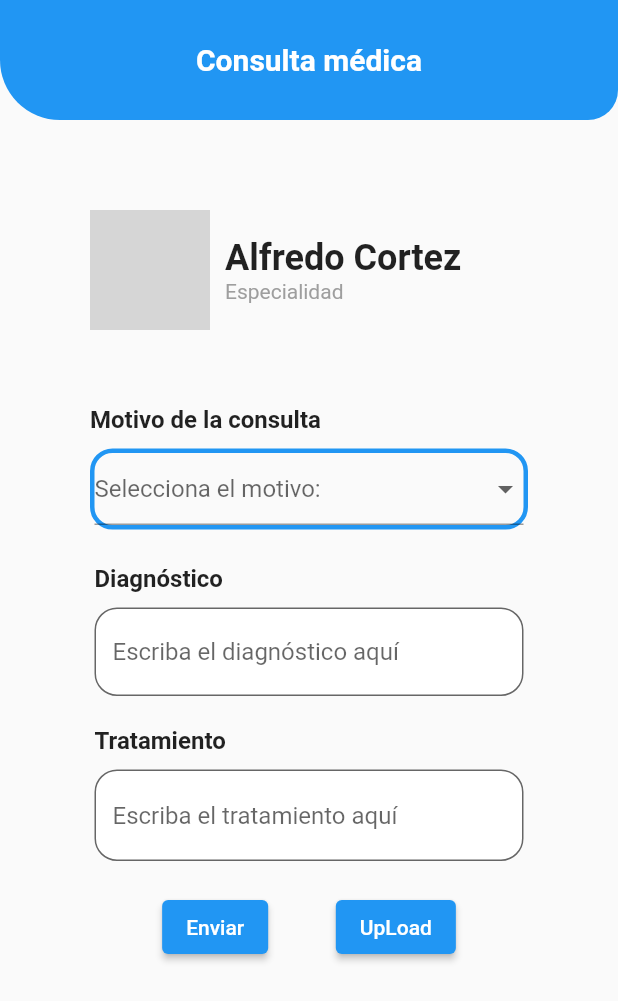
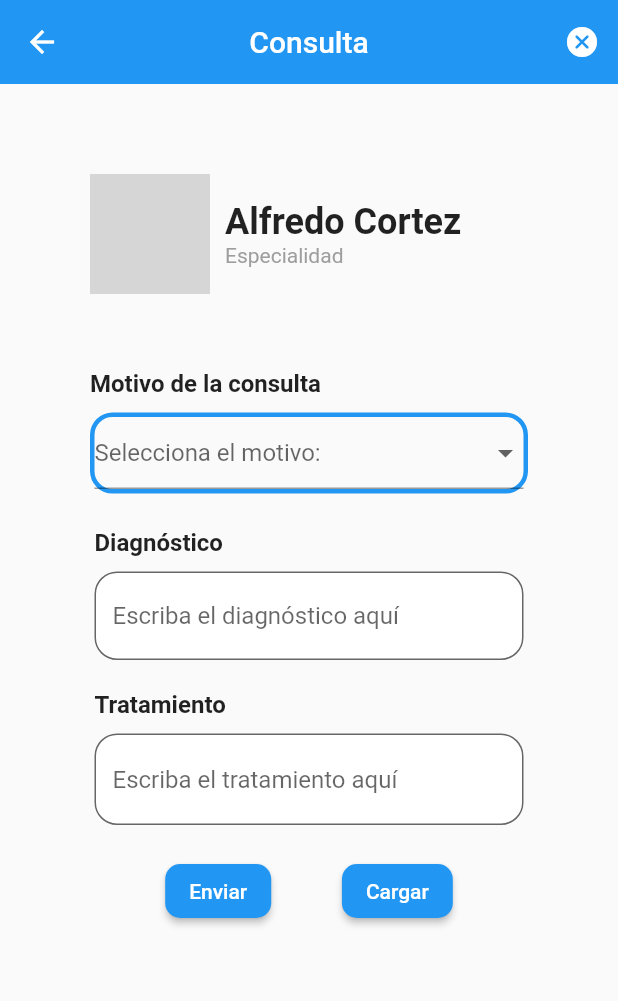
Before and after one commit to Cpietro87/flutterMedical, a Flutter app: the Vista screen opened by its route, on a phone screen of 412 x 824 dp. Shown: the top 1001 px of the screen. Run offline on Flutter 3.47's test engine with Material 2 defaults, Android fonts, the phone set to English and light mode, and no system bars; our stand-ins replace anim_search_bar, easy_search_bar, file_picker, google_nav_bar; grey boxes are pictures that could not be loaded.

Commit message:
se modifico cosultas

```diff
--- a/lib/pages/Consultas/consulta_page.dart
+++ b/lib/pages/Consultas/consulta_page.dart
@@ -8,30 +8,30 @@ class Vista extends StatelessWidget {
   Widget build(BuildContext context) {
     List<String> listName = ['opcion 1', 'opcion 2', 'opcion 3', 'opcion 4'];
     return Scaffold(
+      appBar: AppBar(
+        title: const Text('Consulta'),
+        centerTitle: true,
+        //automaticallyImplyLeading: false,
+        elevation: 0.0,
+        actions: [
+          Row(
+            children: [
+              IconButton(
+                  icon: const Icon(
+                    Icons.cancel_rounded,
+                    color: Colors.white,
+                  ),
+                  onPressed: () {
+                    Navigator.pop(context);
+                  }),
+            ],
+          ),
+        ],
+      ),
       body: SafeArea(
         child: Column(
           crossAxisAlignment: CrossAxisAlignment.stretch,
           children: [
-            Container(
-              height: 80,
-              decoration: const BoxDecoration(
-                color: Colors.blue,
-                borderRadius: BorderRadius.only(
-                  bottomLeft: Radius.circular(40),
-                  bottomRight: Radius.circular(20),
-                ),
-              ),
-              child: const Center(
-                child: Text(
-                  'Consulta médica',
-                  style: TextStyle(
-                    fontSize: 20,
-                    fontWeight: FontWeight.bold,
-                    color: Colors.white,
-                  ),
-                ),
-              ),
-            ),
             Expanded(
               child: Center(
                 child: Padding(
@@ -149,7 +149,8 @@ class Vista extends StatelessWidget {
                               ),
                               const SizedBox(height: 20),
                               Row(
-                                mainAxisAlignment: MainAxisAlignment.spaceEvenly,
+                                mainAxisAlignment:
+                                    MainAxisAlignment.spaceEvenly,
                                 children: [
                                   ElevatedButton(
                                     onPressed: () {
@@ -157,6 +158,12 @@ class Vista extends StatelessWidget {
                                       // lógica para enviar el texto del cuadro de texto
                                     },
                                     child: const Text('Enviar'),
+                                    style: ElevatedButton.styleFrom(
+                                      shape: RoundedRectangleBorder(
+                                        borderRadius: BorderRadius.circular(
+                                            10), // Cambia el valor del radio aquí
+                                      ),
+                                    ),
                                   ),
                                   ElevatedButton(
                                     onPressed: () async {
@@ -171,11 +178,16 @@ class Vista extends StatelessWidget {
                                             .path; //es la ruta del archivo seleccionado
                                       }
                                     },
-                                    child: const Text('UpLoad'),
+                                    child: const Text('Cargar'),
+                                    style: ElevatedButton.styleFrom(
+                                      shape: RoundedRectangleBorder(
+                                        borderRadius: BorderRadius.circular(
+                                            10), // Cambia el valor del radio aquí
+                                      ),
+                                    ),
                                   )
                                 ],
                               ),
-
                             ]),
                       ),
                     ],
--- a/lib/pages/Login/login_page.dart
+++ b/lib/pages/Login/login_page.dart
@@ -28,23 +28,22 @@ class _LoginPageState extends State<LoginPage> {
         decoration: const BoxDecoration(
           image: DecorationImage(
             image: AssetImage("images/fondobg.jpg"),
-          colorFilter: ColorFilter.mode(
-            Colors.white54,
-             BlendMode.lighten),
+            colorFilter: ColorFilter.mode(Colors.white54, BlendMode.lighten),
             fit: BoxFit.cover,
           ),
         ),
         child: Column(
           mainAxisAlignment: MainAxisAlignment.start,
           children: [
-
-          Image.asset('images/iconoHistomed.png',
+            Image.asset(
+              'images/iconoHistomed.png',
               width: 700.0,
               height: 350.0,
             ),
             Container(
               decoration: BoxDecoration(
-                color: Colors.transparent, borderRadius: BorderRadius.circular(10)),
+                  color: Colors.transparent,
+                  borderRadius: BorderRadius.circular(10)),
               margin: const EdgeInsets.all(10),
               padding: const EdgeInsets.all(10),
               child: TextField(
@@ -56,17 +55,16 @@ class _LoginPageState extends State<LoginPage> {
                     prefixIcon: const Icon(Icons.email),
                     border: OutlineInputBorder(
                         borderRadius: BorderRadius.circular(20.0))),
-
               ),
             ),
             Container(
               decoration: BoxDecoration(
-                color: Colors.transparent, borderRadius: BorderRadius.circular(10)),
+                  color: Colors.transparent,
+                  borderRadius: BorderRadius.circular(10)),
               margin: const EdgeInsets.all(10),
               padding: const EdgeInsets.all(10),
               child: TextField(
-                obscureText: true,
-                controller: password,
+                controller: email,
                 enableInteractiveSelection: false,
                 decoration: InputDecoration(
                     hintText: 'password',
@@ -74,18 +72,15 @@ class _LoginPageState extends State<LoginPage> {
                     prefixIcon: const Icon(Icons.password),
                     border: OutlineInputBorder(
                         borderRadius: BorderRadius.circular(20.0))),
-
               ),
             ),
             ElevatedButton(
               onPressed: () {
                 Navigator.pushNamed(context, '/home');
               },
-
               style: TextButton.styleFrom(
                 shape: RoundedRectangleBorder(
-                borderRadius: BorderRadius.circular(10.0)
-                ),
+                    borderRadius: BorderRadius.circular(10.0)),
                 minimumSize: const Size(250, 50),
                 fixedSize: Size(MediaQuery.of(context).size.width * 0.50, 50),
               ),
@@ -95,14 +90,13 @@ class _LoginPageState extends State<LoginPage> {
                 onPressed: () {
                   Navigator.pushNamed(context, '/register');
                 },
-              child: const Text("Crear cuenta",
+                child: const Text(
+                  "Crear cuenta",
                   style: TextStyle(
                     color: Color.fromARGB(255, 41, 41, 41),
                   ),
-            )
-          )
+                ))
           ],
-
         ),
       ),
     );
@@ -129,6 +123,5 @@ class _LoginPageState extends State<LoginPage> {
     if (res.statusCode != 200) {
       showSnackbar("Ups ha habido un error");
     }
-
   }
 }
```
Lines whose indentation alone changed are shown as unchanged.
